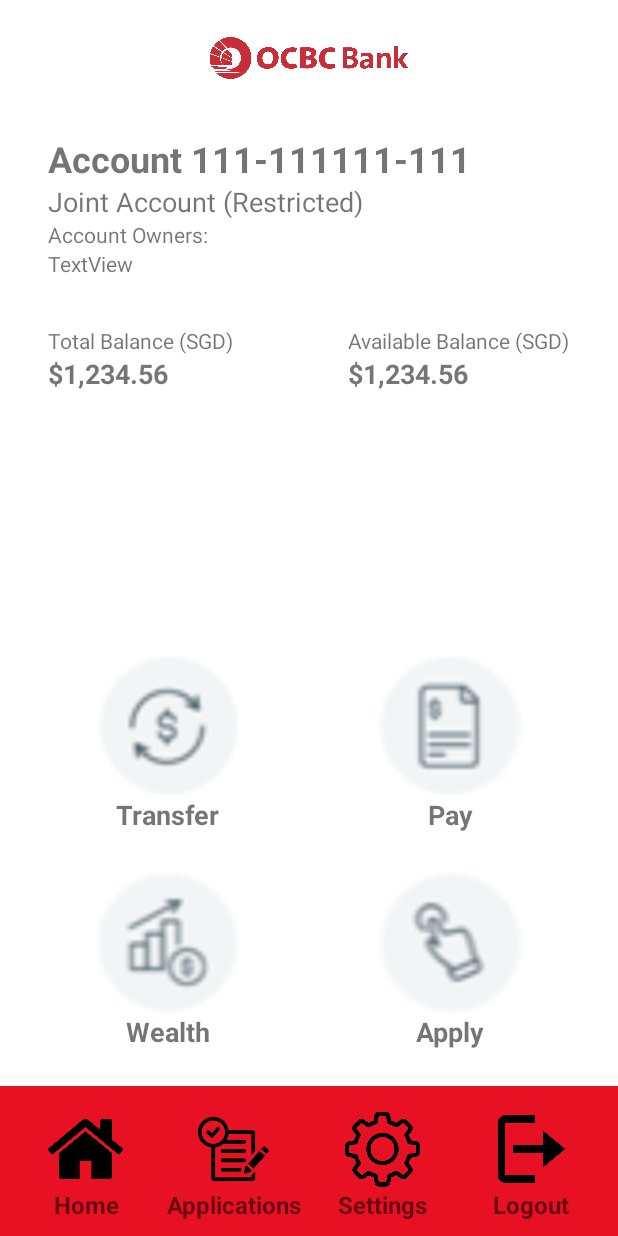
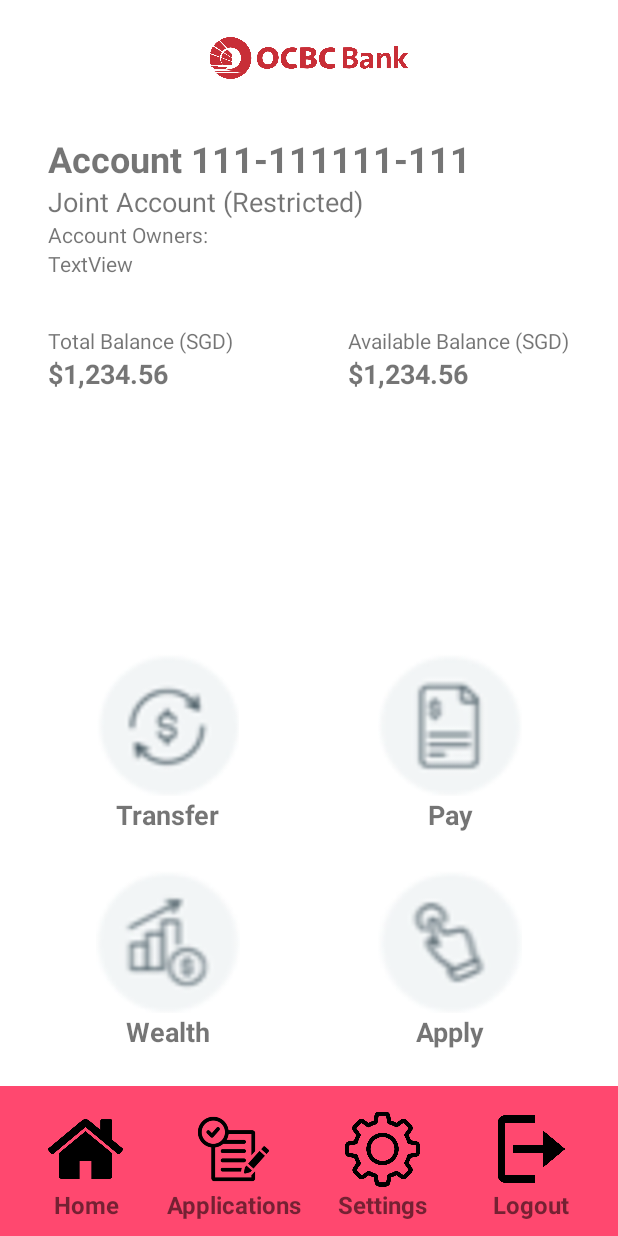
Before and after one commit to JieShengNP/OCBC-Team4-Android, an Android app: the layout activity_account_details.xml on its own in the app's theme, with its tools: preview values and no code run, on a phone screen of 412 x 824 dp. Run offline under Robolectric (Android 15) with nearby library versions, the phone set to English and light mode, and no system bars.

Commit message:
Update Bottom Bar Colour

```diff
--- a/app/src/main/res/layout/activity_account_details.xml
+++ b/app/src/main/res/layout/activity_account_details.xml
@@ -189,11 +189,12 @@
             app:layout_constraintStart_toStartOf="@+id/imageView8"
             app:layout_constraintTop_toBottomOf="@+id/imageView8" />
     </androidx.constraintlayout.widget.ConstraintLayout>
+
     <androidx.constraintlayout.widget.ConstraintLayout
         android:id="@+id/constraintLayout"
         android:layout_width="match_parent"
         android:layout_height="100dp"
-        android:background="#E81123"
+        android:background="#FF486F"
         app:layout_constraintBottom_toBottomOf="parent"
         app:layout_constraintEnd_toEndOf="parent"
         app:layout_constraintStart_toStartOf="parent">
--- a/app/src/main/res/layout/activity_dashboard.xml
+++ b/app/src/main/res/layout/activity_dashboard.xml
@@ -66,7 +66,7 @@
             android:id="@+id/constraintLayout"
             android:layout_width="match_parent"
             android:layout_height="100dp"
-            android:background="#E81123"
+            android:background="#FF486F"
             app:layout_constraintBottom_toBottomOf="parent"
             app:layout_constraintEnd_toEndOf="parent"
             app:layout_constraintStart_toStartOf="parent">
```
